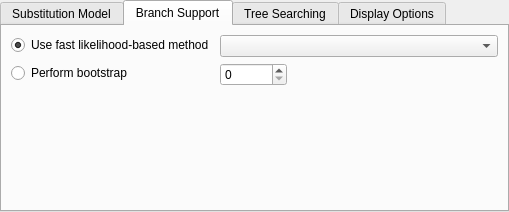
Old version of the form src/plugins/external_tool_support/src/phyml/PhyMLDialog.ui in the repository violethaze74/ugene.
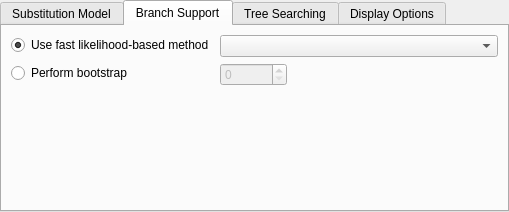
New version of the form. The open tabs and pages were chosen to show the change. Custom widgets are drawn as their Qt base class.

Diff of the .ui file:
```diff
--- a/src/plugins/external_tool_support/src/phyml/PhyMLDialog.ui
+++ b/src/plugins/external_tool_support/src/phyml/PhyMLDialog.ui
@@ -339,7 +339,7 @@
        <item row="1" column="1">
         <widget class="QSpinBox" name="bootstrapSpinBox">
          <property name="enabled">
-          <bool>true</bool>
+          <bool>false</bool>
          </property>
          <property name="toolTip">
           <string>It is the number of bootstrap replicates.</string>
```
Left out of the diff: 21 changed lines with no effect on the pictures.
